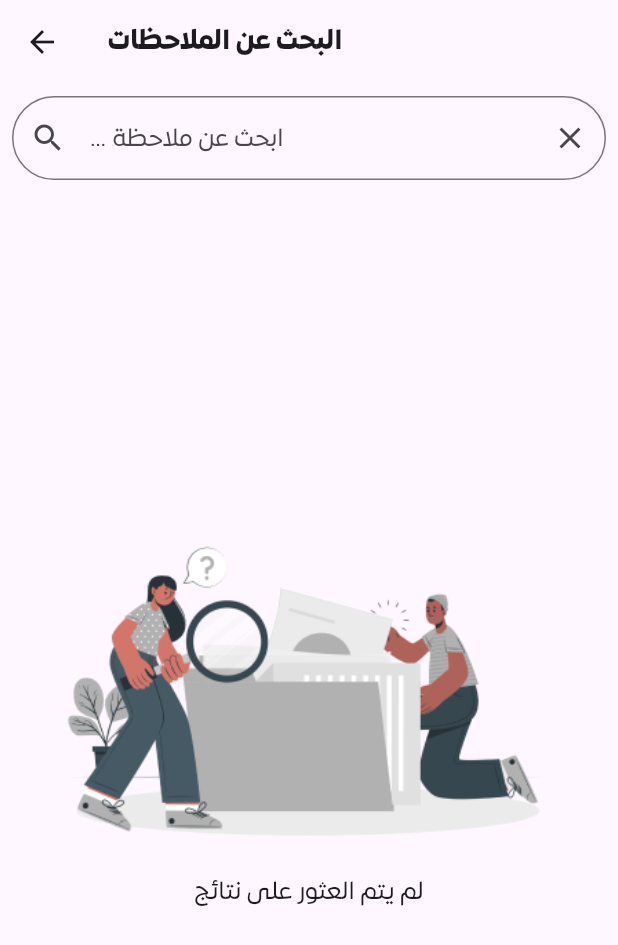
After one commit to EnadAbulawi/NotesApp, a Flutter app: the screen it shows after launch, after a tap on an icon or button, on a phone screen of 412 x 824 dp. The commit adds this screen. Shown: the top 945 px of the screen. Run offline on Flutter 3.47's test engine with Material 3 defaults, Android fonts, the phone set to English and light mode, and no system bars; our stand-ins replace cloud_firestore, firebase_core, flutter_bloc, flutter_svg; accounts and stored records are empty.

Commit message:
some edits + some refactor code + add search screen

```diff
--- a/lib/services/custom_firestore_services.dart
+++ b/lib/services/custom_firestore_services.dart
@@ -14,7 +14,7 @@ class CustomFirestoreServices {
       await firestore.doc(path).set(data);
     } catch (e) {
       log(e.toString());
-      throw Exception(e);
+      throw Exception("Failed to add note: ${e.toString()}");
     }
   }
 
--- a/lib/views/screens/home_screen.dart
+++ b/lib/views/screens/home_screen.dart
@@ -1,5 +1,6 @@
 import 'package:flutter/material.dart';
-import 'package:notesapp/utils/app_fonts.dart';
+import 'package:flutter_bloc/flutter_bloc.dart';
+import 'package:notesapp/logic/note_cubit.dart';
 import 'package:notesapp/views/widgets/custom_app_bar.dart';
 import 'package:notesapp/views/widgets/home_screen_body.dart';
 import '../widgets/custom_float_action_button.dart';
@@ -16,16 +17,24 @@ class HomeScreen extends StatefulWidget {
 class _HomeScreenState extends State<HomeScreen> {
   @override
   Widget build(BuildContext context) {
-    return const Scaffold(
+    return Scaffold(
       body: SafeArea(
-        child: Column(
-          children: [
-            CustomAppBar(),
-            Expanded(child: HomeScreenBody()),
-          ],
+        child: RefreshIndicator(
+          onRefresh: () async {
+            final noteCubit = context.read<NoteCubit>();
+            noteCubit.getNotes();
+          },
+          child: const Column(
+            children: [
+              CustomAppBar(),
+              Expanded(
+                child: HomeScreenBody(),
+              ),
+            ],
+          ),
         ),
       ),
-      floatingActionButton: CustomFloatActionButton(),
+      floatingActionButton: const CustomFloatActionButton(),
     );
   }
 }
--- /dev/null
+++ b/lib/views/screens/search_screen.dart
@@ -0,0 +1,72 @@
+import 'package:flutter/material.dart';
+import 'package:flutter_bloc/flutter_bloc.dart';
+import 'package:notesapp/logic/note_cubit.dart';
+import 'package:notesapp/models/note_model.dart';
+import 'package:notesapp/utils/app_fonts.dart';
+import 'package:notesapp/views/widgets/search_screen_body.dart';
+
+class SearchScreen extends StatefulWidget {
+  const SearchScreen({super.key});
+
+  @override
+  State<SearchScreen> createState() => _SearchScreenState();
+}
+
+class _SearchScreenState extends State<SearchScreen> {
+  TextEditingController searchController = TextEditingController();
+  String searchText = '';
+
+  @override
+  Widget build(BuildContext context) {
+    final notes = context.select<NoteCubit, List<NoteModel>>((cubit) =>
+        cubit.state is GetNotesSuccess
+            ? (cubit.state as GetNotesSuccess).notes
+            : []);
+
+    // تصفية الملاحظات بناءً على النص المدخل
+    final filteredNotes = notes.where((note) {
+      return note.title.toLowerCase().contains(searchText.toLowerCase());
+    }).toList();
+
+    return Scaffold(
+      appBar: AppBar(
+        title: Text('البحث عن الملاحظات', style: AppFontsStyle.expoBold),
+      ),
+      body: Column(
+        children: [
+          // شريط البحث
+          Padding(
+            padding: const EdgeInsets.all(8.0),
+            child: TextField(
+              controller: searchController,
+              decoration: InputDecoration(
+                hintText: '... ابحث عن ملاحظة',
+                hintStyle: AppFontsStyle.expoRegular,
+                prefixIcon: const Icon(Icons.search),
+                suffixIcon: IconButton(
+                  icon: const Icon(Icons.clear),
+                  onPressed: () {
+                    setState(() {
+                      searchController.clear();
+                      searchText = '';
+                    });
+                  },
+                ),
+                border: OutlineInputBorder(
+                  borderRadius: BorderRadius.circular(30.0),
+                ),
+              ),
+              onChanged: (value) {
+                setState(() {
+                  searchText = value;
+                });
+              },
+            ),
+          ),
+          // عرض النتائج أو رسالة "لا توجد نتائج"
+          SearchScreenBody(filteredNotes: filteredNotes),
+        ],
+      ),
+    );
+  }
+}
--- a/lib/views/widgets/builder_function.dart
+++ b/lib/views/widgets/builder_function.dart
@@ -3,6 +3,7 @@
 import 'dart:developer';
 
 import 'package:flutter/material.dart';
+import 'package:flutter_bloc/flutter_bloc.dart';
 import 'package:notesapp/logic/note_cubit.dart';
 import 'package:notesapp/views/widgets/notes_list_view.dart';
 
@@ -13,7 +14,17 @@ Widget builderFunction(BuildContext context, NoteState state) {
     log("Rendering Notes: ${state.notes.length}"); // تحقق من عدد الملاحظات
     return NotesListView(notes: state.notes);
   } else if (state is GetNotesFailure) {
-    return const Center(child: Text('Failed to load notes'));
+    return  Center(child: Column(
+      children: [
+       const Text('Failed to load notes'),
+        ElevatedButton(
+                    onPressed: () {
+                        context.read<NoteCubit>().getNotes();
+                    },
+                    child: const Text('Retry'),
+                ),
+      ],
+    ));
   }
   return const Center(child: Text('No notes to display'));
 }
--- a/lib/views/widgets/custom_app_bar.dart
+++ b/lib/views/widgets/custom_app_bar.dart
@@ -1,6 +1,8 @@
 import 'package:flutter/material.dart';
 import 'package:flutter_svg/svg.dart';
 import 'package:notesapp/utils/app_fonts.dart';
+import 'package:notesapp/views/screens/search_screen.dart';
+import 'package:notesapp/views/widgets/custom_svg_container.dart';
 
 class CustomAppBar extends StatelessWidget {
   const CustomAppBar({super.key});
@@ -12,27 +14,19 @@ class CustomAppBar extends StatelessWidget {
       child: Row(
         // mainAxisAlignment: MainAxisAlignment.spaceBetween,
         children: [
-          Container(
-            width: 40,
-            height: 40,
-            decoration: const BoxDecoration(
-                borderRadius: BorderRadius.all(Radius.circular(15)),
-                color: Color(0xff3B3B3B)),
-            child: SvgPicture.asset(
-              'assets/images/info.svg',
-              fit: BoxFit.scaleDown,
-            ),
+          const CustomSvgContainer(
+            imagepath: 'assets/images/info.svg',
           ),
           const SizedBox(width: 12),
-           Container(
-            width: 40,
-            height: 40,
-            decoration: const BoxDecoration(
-                borderRadius: BorderRadius.all(Radius.circular(15)),
-                color: Color(0xff3B3B3B)),
-            child: SvgPicture.asset(
-              'assets/images/search.svg',
-              fit: BoxFit.scaleDown,
+          GestureDetector(
+            onTap: () {
+              Navigator.push(
+                  context,
+                  MaterialPageRoute(
+                      builder: (context) => const SearchScreen(),));
+            },
+            child: const CustomSvgContainer(
+              imagepath: 'assets/images/search.svg',
             ),
           ),
           const Spacer(),
--- a/lib/views/widgets/custom_svg_container.dart
+++ b/lib/views/widgets/custom_svg_container.dart
@@ -10,8 +10,8 @@ class CustomSvgContainer extends StatelessWidget {
   @override
   Widget build(BuildContext context) {
     return  Container(
-          width: 45,
-          height: 45,
+          width: 40,
+          height: 40,
           decoration: BoxDecoration(
               borderRadius: BorderRadius.circular(15),
               color: const Color(0xff3B3B3B)),
--- a/lib/views/widgets/home_screen_body.dart
+++ b/lib/views/widgets/home_screen_body.dart
@@ -1,17 +1,25 @@
-
 import 'package:flutter/material.dart';
 import 'package:flutter_bloc/flutter_bloc.dart';
 import 'package:notesapp/logic/note_cubit.dart';
 import 'package:notesapp/views/widgets/builder_function.dart';
 import 'package:notesapp/views/widgets/listener_function.dart';
 
-class HomeScreenBody extends StatelessWidget {
+class HomeScreenBody extends StatefulWidget {
   const HomeScreenBody({super.key});
 
   @override
+  State<HomeScreenBody> createState() => _HomeScreenBodyState();
+}
+
+class _HomeScreenBodyState extends State<HomeScreenBody> {
+  @override
+  void initState() {
+    super.initState();
+    context.read<NoteCubit>().getNotes();
+  }
+
+  @override
   Widget build(BuildContext context) {
-       // استدعاء getNotes عند بناء الشاشة
-    context.read<NoteCubit>().getNotes();
     return const BlocConsumer<NoteCubit, NoteState>(
       listener: listenerFunction,
       builder: builderFunction,
--- a/lib/views/widgets/notes_list_view.dart
+++ b/lib/views/widgets/notes_list_view.dart
@@ -38,13 +38,17 @@ class _NotesListViewState extends State<NotesListView> {
         ],
       );
     }
-    return Padding(
+    return Column(
+      children: [
+        Padding(
           padding: const EdgeInsets.all(8.0),
           child: GridView.builder(
+            shrinkWrap: true,
             gridDelegate: const SliverGridDelegateWithFixedCrossAxisCount(
               crossAxisCount: 2, // عدد الأعمدة
               crossAxisSpacing: 5,
               mainAxisSpacing: 5,
+              childAspectRatio: 1 / 1,
               // childAspectRatio: 3,
             ),
             itemCount: widget.notes.length,
@@ -53,6 +57,19 @@ class _NotesListViewState extends State<NotesListView> {
               return NoteCard(note: note);
             },
           ),
+        ),
+        const Spacer(),
+        Text(
+          'العدد الكلي للملاحظات : ${widget.notes.length}',
+          style: AppFontsStyle.expoRegular.copyWith(
+            fontSize: 14,
+            color: Colors.white.withOpacity(0.5),
+          ),
+        ),
+        const SizedBox(
+          height: 12,
+        )
+      ],
     );
   }
 }
--- /dev/null
+++ b/lib/views/widgets/search_screen_body.dart
@@ -0,0 +1,58 @@
+import 'package:flutter/material.dart';
+import 'package:flutter/widgets.dart';
+import 'package:notesapp/models/note_model.dart';
+import 'package:notesapp/utils/app_fonts.dart';
+
+import '../screens/notes_detail_screen.dart';
+import 'search_screen_notecard_widget.dart';
+
+class SearchScreenBody extends StatelessWidget {
+  const SearchScreenBody({
+    super.key,
+    required this.filteredNotes,
+  });
+
+  final List<NoteModel> filteredNotes;
+
+  @override
+  Widget build(BuildContext context) {
+    return Expanded(
+      child: filteredNotes.isEmpty
+          ?  Center(
+              child: Column(
+                mainAxisAlignment: MainAxisAlignment.center,
+                children: [
+                  SizedBox(
+                    width: 340,
+                    height: 240,
+                    child: Image.asset('assets/images/no_search.png')),
+                  Text(
+                    'لم يتم العثور على نتائج',
+                    style: AppFontsStyle.expoRegular,
+                  ),
+                ],
+              ),
+            )
+          : ListView.builder(
+              itemCount: filteredNotes.length,
+              itemBuilder: (context, index) {
+                final note = filteredNotes[index];
+                return GestureDetector(
+                  onTap: () {
+                    // الانتقال إلى تفاصيل الملاحظة
+                    Navigator.push(
+                      context,
+                      MaterialPageRoute(
+                        builder: (context) =>
+                            NoteDetailsScreen(note: note),
+                      ),
+                    );
+                  },
+                  child: SearchScreenNotesCardWidget(note: note),
+                );
+
+              },
+            ),
+    );
+  }
+}
```
Also changed, not shown: lib/views/widgets/search_screen_notecard_widget.dart (added, +57 -0 lines), assets/images/no_search.png (added). Lines whose indentation alone changed are shown as unchanged.
